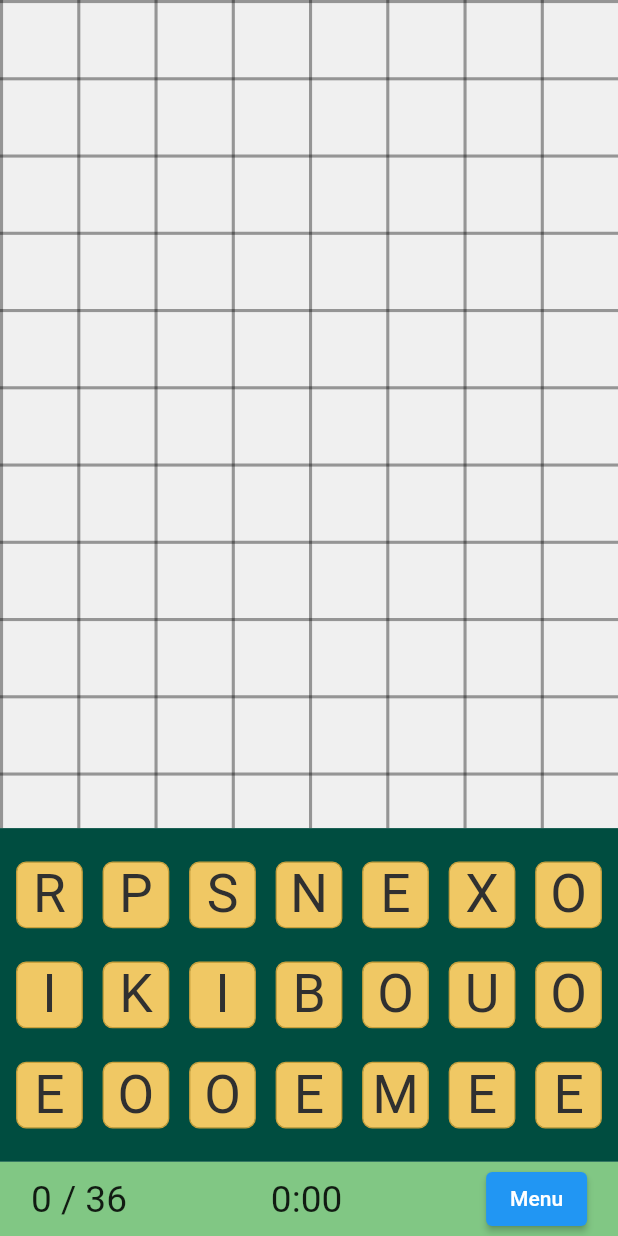
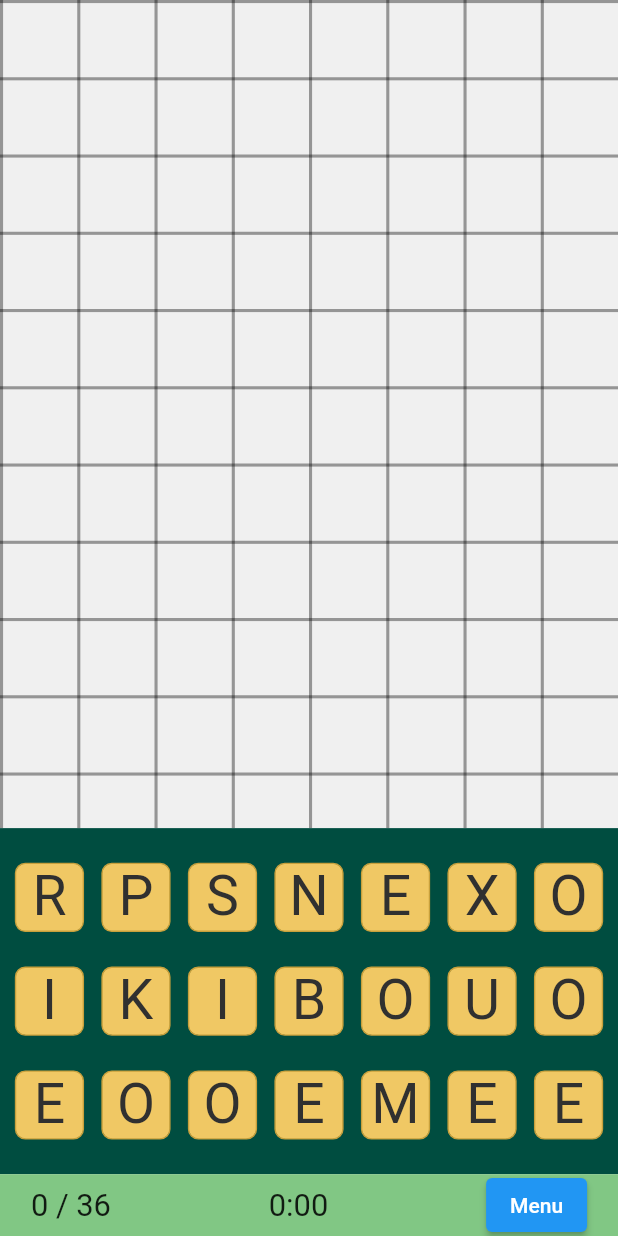
Before and after one commit to dozingcat/Kumquats, a Flutter app: the screen it shows after launch, on a phone screen of 412 x 824 dp. Run offline on Flutter 3.47's test engine with Material 2 defaults, Android fonts, the phone set to English and light mode, and no system bars; our stand-ins replace flutter_markdown, shared_preferences; project files that could hold a hidden picture were left out.

Commit message:
Adjust status bar size

```diff
--- a/lib/main.dart
+++ b/lib/main.dart
@@ -370,7 +370,7 @@ class _MyHomePageState extends State<MyHomePage> {
 
     final maxGridWidth = layout.numXCells * layout.pixelsPerGridCell() + layout.gridLineWidth;
     final maxGridHeight = layout.numYCells * layout.pixelsPerGridCell() + layout.gridLineWidth;
-    final statusHeight = (0.06 * displaySize.longestSide).clamp(40, 80);
+    final statusHeight = (0.1 * displaySize.shortestSide).clamp(40, 80);
     if (displaySize.height >= displaySize.width) {
       layout.availableGridSize = Size(displaySize.width, displaySize.height * 0.67);
       layout.gridRect = Rect.fromLTRB(
@@ -854,7 +854,7 @@ class _MyHomePageState extends State<MyHomePage> {
 
   Widget statusArea(final Layout layout) {
     final fontSize = layout.statusRect.height / 2;
-    final buttonScale = max(1.0, layout.statusRect.height / 50);
+    final buttonScale = max(1.0, layout.statusRect.height / 60);
     return Positioned(
         left: layout.statusRect.left,
         top: layout.statusRect.top,
```
